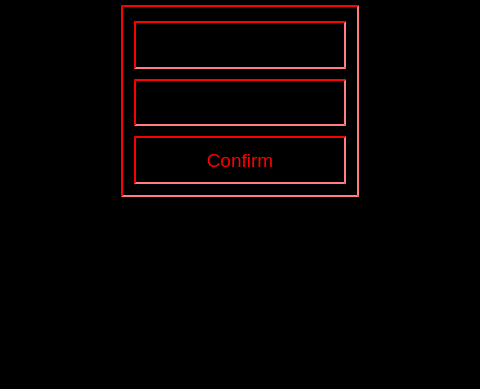
The window that login.ui (Anoromi/upa_atm) describes before a commit, drawn with Qt 5; both pictures show x 130 to 610 and y 190 to 579 of the 734 by 579 pixel window.
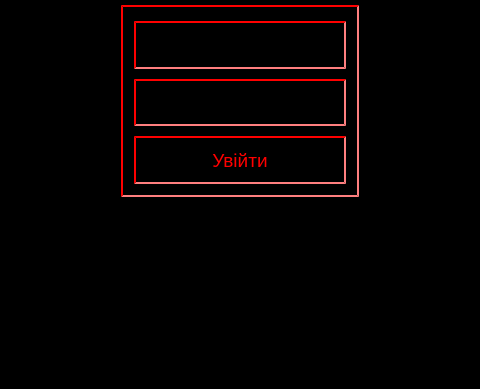
The same window after the commit.

```diff
--- a/login.ui
+++ b/login.ui
@@ -184,7 +184,7 @@
 }</string>
          </property>
          <property name="text">
-          <string>Confirm</string>
+          <string>Увійти</string>
          </property>
         </widget>
        </item>
```
